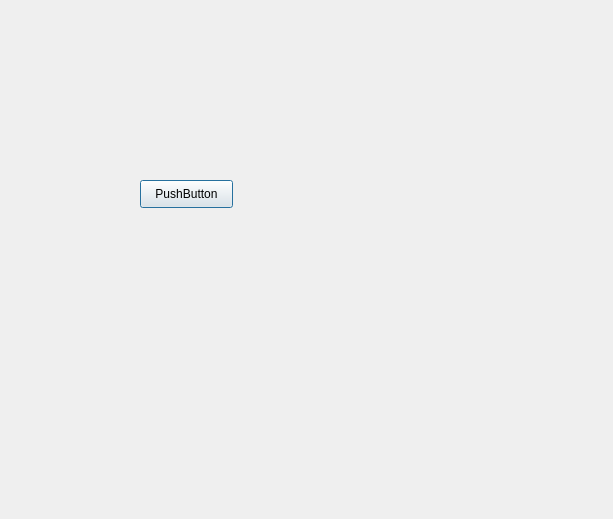
Above: test.ui from Kimjongsoo/PythonStudy before the change. Below: the same form after it.
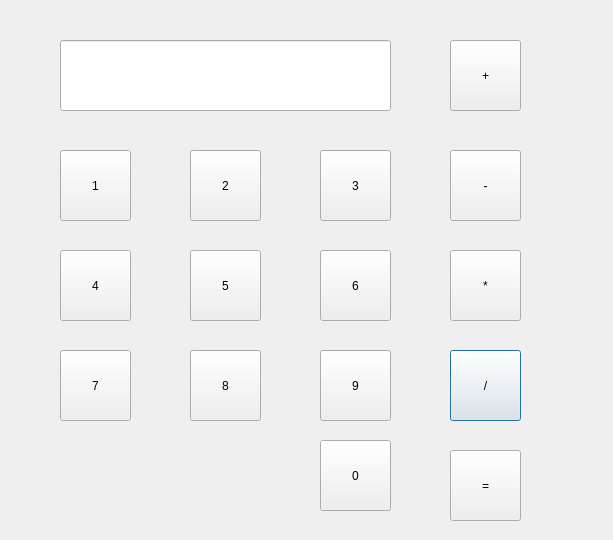
That is the form after the change.

```diff
--- a/test.ui
+++ b/test.ui
@@ -7,7 +7,7 @@
     <x>0</x>
     <y>0</y>
     <width>613</width>
-    <height>519</height>
+    <height>540</height>
    </rect>
   </property>
   <property name="windowTitle">
@@ -16,14 +16,206 @@
   <widget class="QPushButton" name="pushButton">
    <property name="geometry">
     <rect>
-     <x>140</x>
-     <y>180</y>
-     <width>93</width>
-     <height>28</height>
+     <x>450</x>
+     <y>350</y>
+     <width>71</width>
+     <height>71</height>
     </rect>
    </property>
    <property name="text">
-    <string>PushButton</string>
+    <string>/</string>
+   </property>
+  </widget>
+  <widget class="QPushButton" name="pushButton_1">
+   <property name="geometry">
+    <rect>
+     <x>60</x>
+     <y>150</y>
+     <width>71</width>
+     <height>71</height>
+    </rect>
+   </property>
+   <property name="text">
+    <string>1</string>
+   </property>
+  </widget>
+  <widget class="QPushButton" name="pushButton_2">
+   <property name="geometry">
+    <rect>
+     <x>190</x>
+     <y>150</y>
+     <width>71</width>
+     <height>71</height>
+    </rect>
+   </property>
+   <property name="text">
+    <string>2</string>
+   </property>
+  </widget>
+  <widget class="QPushButton" name="pushButton_3">
+   <property name="geometry">
+    <rect>
+     <x>320</x>
+     <y>150</y>
+     <width>71</width>
+     <height>71</height>
+    </rect>
+   </property>
+   <property name="text">
+    <string>3</string>
+   </property>
+  </widget>
+  <widget class="QPushButton" name="pushButton_4">
+   <property name="geometry">
+    <rect>
+     <x>60</x>
+     <y>250</y>
+     <width>71</width>
+     <height>71</height>
+    </rect>
+   </property>
+   <property name="text">
+    <string>4</string>
+   </property>
+  </widget>
+  <widget class="QPushButton" name="pushButton_5">
+   <property name="geometry">
+    <rect>
+     <x>190</x>
+     <y>250</y>
+     <width>71</width>
+     <height>71</height>
+    </rect>
+   </property>
+   <property name="text">
+    <string>5</string>
+   </property>
+  </widget>
+  <widget class="QPushButton" name="pushButton_6">
+   <property name="geometry">
+    <rect>
+     <x>320</x>
+     <y>250</y>
+     <width>71</width>
+     <height>71</height>
+    </rect>
+   </property>
+   <property name="text">
+    <string>6</string>
+   </property>
+  </widget>
+  <widget class="QPushButton" name="pushButton_7">
+   <property name="geometry">
+    <rect>
+     <x>60</x>
+     <y>350</y>
+     <width>71</width>
+     <height>71</height>
+    </rect>
+   </property>
+   <property name="text">
+    <string>7</string>
+   </property>
+  </widget>
+  <widget class="QPushButton" name="pushButton_8">
+   <property name="geometry">
+    <rect>
+     <x>190</x>
+     <y>350</y>
+     <width>71</width>
+     <height>71</height>
+    </rect>
+   </property>
+   <property name="text">
+    <string>8</string>
+   </property>
+  </widget>
+  <widget class="QPushButton" name="pushButton_9">
+   <property name="geometry">
+    <rect>
+     <x>320</x>
+     <y>350</y>
+     <width>71</width>
+     <height>71</height>
+    </rect>
+   </property>
+   <property name="text">
+    <string>9</string>
+   </property>
+  </widget>
+  <widget class="QPushButton" name="pushButton_0">
+   <property name="geometry">
+    <rect>
+     <x>320</x>
+     <y>440</y>
+     <width>71</width>
+     <height>71</height>
+    </rect>
+   </property>
+   <property name="text">
+    <string>0</string>
+   </property>
+  </widget>
+  <widget class="QPushButton" name="pushButton_plus">
+   <property name="geometry">
+    <rect>
+     <x>450</x>
+     <y>40</y>
+     <width>71</width>
+     <height>71</height>
+    </rect>
+   </property>
+   <property name="text">
+    <string>+</string>
+   </property>
+  </widget>
+  <widget class="QPushButton" name="pushButton_minus">
+   <property name="geometry">
+    <rect>
+     <x>450</x>
+     <y>150</y>
+     <width>71</width>
+     <height>71</height>
+    </rect>
+   </property>
+   <property name="text">
+    <string>-</string>
+   </property>
+  </widget>
+  <widget class="QPushButton" name="pushButton_multiply">
+   <property name="geometry">
+    <rect>
+     <x>450</x>
+     <y>250</y>
+     <width>71</width>
+     <height>71</height>
+    </rect>
+   </property>
+   <property name="text">
+    <string>*</string>
+   </property>
+  </widget>
+  <widget class="QPushButton" name="pushButton_equals">
+   <property name="geometry">
+    <rect>
+     <x>450</x>
+     <y>450</y>
+     <width>71</width>
+     <height>71</height>
+    </rect>
+   </property>
+   <property name="text">
+    <string>=</string>
+   </property>
+  </widget>
+  <widget class="QLineEdit" name="lineEdit">
+   <property name="geometry">
+    <rect>
+     <x>60</x>
+     <y>40</y>
+     <width>331</width>
+     <height>71</height>
+    </rect>
    </property>
   </widget>
  </widget>
```
Left out of the diff: 2 changed lines with no effect on the pictures.
